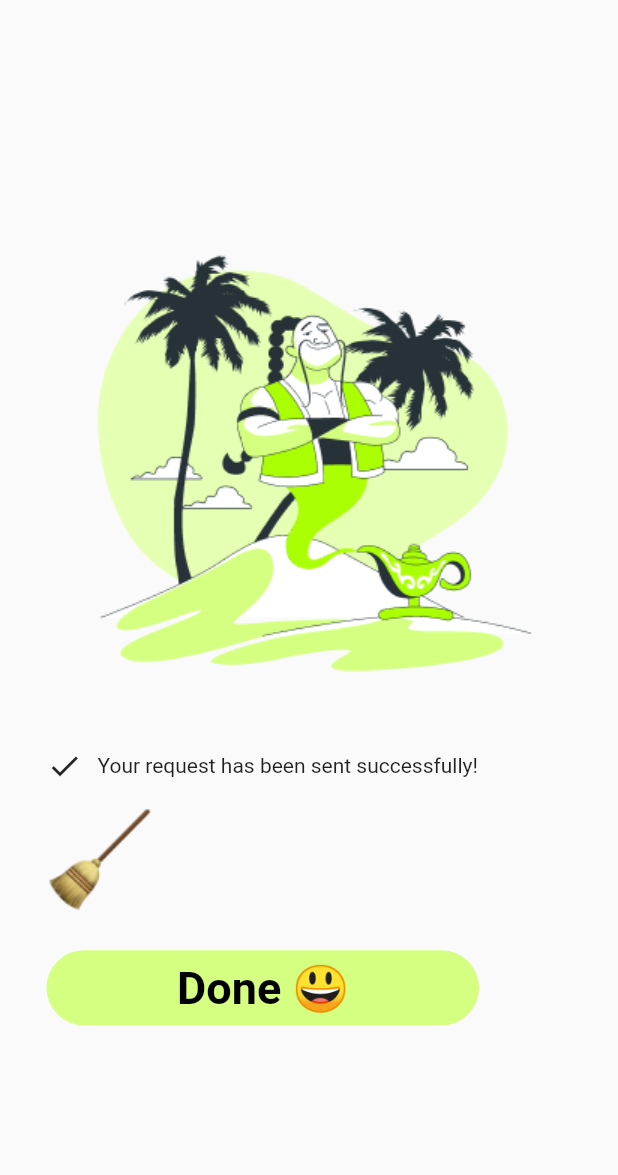
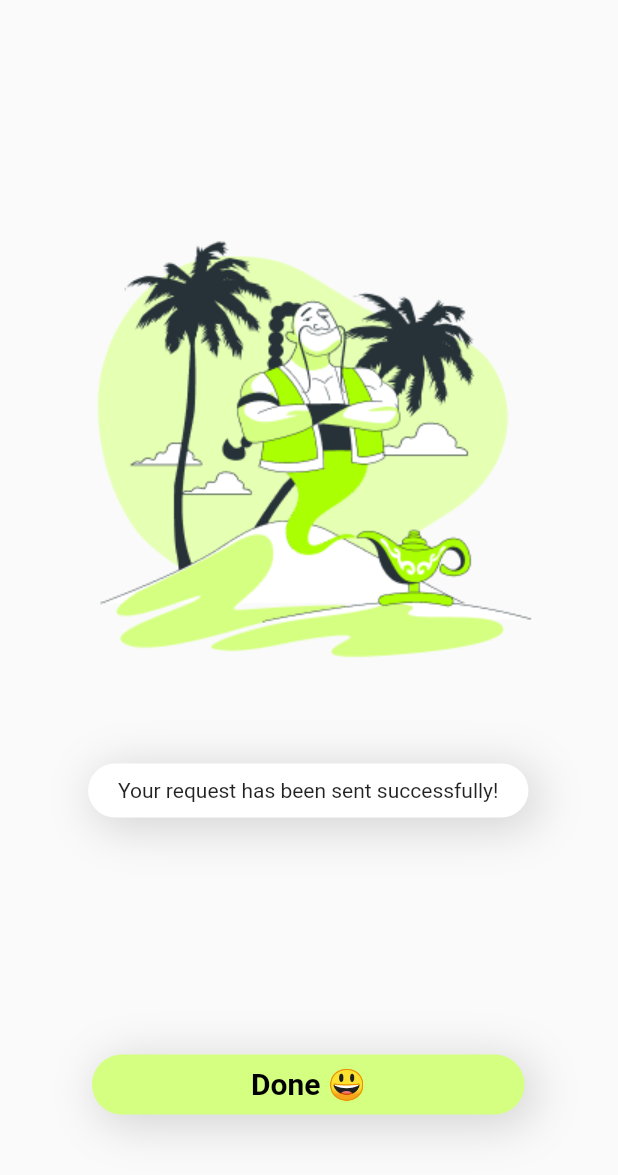
Before and after one commit to allenfencer/bingo_app, a Flutter app: the ProcessingScreen screen opened directly, on a phone screen of 412 x 824 dp. Shown: the top 1175 px of the screen. Run offline on Flutter 3.47's test engine with Material 2 defaults, Android fonts, the phone set to English and light mode, and no system bars; our stand-ins replace connectivity_plus, dio, get, shared_preferences; accounts and stored records are empty.

Commit message:
modified a few screens

```diff
--- a/lib/main.dart
+++ b/lib/main.dart
@@ -24,7 +24,7 @@ class MyApp extends StatelessWidget {
     return MaterialApp(
       debugShowCheckedModeBanner: false,
       title: 'BinGO',
-      home: DashBoardScreen(),
+      home: SplashScreen(),
     );
   }
 }
--- a/lib/presentation/dashboard/processing_Screen.dart
+++ b/lib/presentation/dashboard/processing_Screen.dart
@@ -12,34 +12,55 @@ class ProcessingScreen extends StatelessWidget {
           padding: const EdgeInsets.all(31.0),
           child: Column(
             mainAxisAlignment: MainAxisAlignment.center,
-            crossAxisAlignment: CrossAxisAlignment.start,
-            children: [
-              Image.asset('assets/images/wishesImg.png'),
-              SizedBox(height: 20,),
-              Row(
-                mainAxisAlignment: MainAxisAlignment.start,
             crossAxisAlignment: CrossAxisAlignment.center,
             children: [
-                  Container(child: Icon(Icons.check)),
-                  SizedBox(width: 10,),
-                  Container(child: Text('Your request has been sent successfully!'),)
+              SizedBox(
+                height: 100,
+              ),
+              Image.asset('assets/images/wishesImg.png'),
+              SizedBox(
+                height: 40,
+              ),
+              Container(
+                padding: EdgeInsets.symmetric(horizontal: 20, vertical: 10),
+                decoration: BoxDecoration(
+                  color: Colors.white,
+                  borderRadius: BorderRadius.circular(25),
+                  boxShadow: [
+                    BoxShadow(
+                        color: Colors.grey.withOpacity(0.4),
+                        blurRadius: 25,
+                        spreadRadius: 3,
+                        offset: Offset(5, 5))
                   ],
                 ),
-              SizedBox(height: 15,),
-              Align(alignment: Alignment.centerLeft,child: Image.asset('assets/images/broomImg.png')),
-              SizedBox(height: 25,),
+                child: Text('Your request has been sent successfully!'),
+              ),
+              Spacer(),
               Container(
-                    height: 50,
+                height: 40,
                 decoration: BoxDecoration(
+                    boxShadow: [
+                      BoxShadow(
+                          color: Colors.grey.withOpacity(0.4),
+                          blurRadius: 25,
+                          spreadRadius: 3,
+                          offset: Offset(5, 5))
+                    ],
                     borderRadius: BorderRadius.circular(50),
                     color: Color(0xffD4FF80)),
                 alignment: Alignment.center,
                 width: MediaQuery.of(context).size.width * 0.7,
                 child: Text(
                   'Done 😃',
-                      style: TT.f14w600.copyWith(fontSize: 30,),
+                  style: TT.f14w600.copyWith(
+                    fontSize: 20,
                   ),
                 ),
+              ),
+              SizedBox(
+                height: 50,
+              )
             ],
           ),
         ),
```
Also changed, not shown: lib/presentation/address/address_screen.dart (+18 -7 lines), lib/presentation/dashboard/garbage_collect_receipt.dart (+16 -6 lines), 1 other file. Lines whose indentation alone changed are shown as unchanged.
